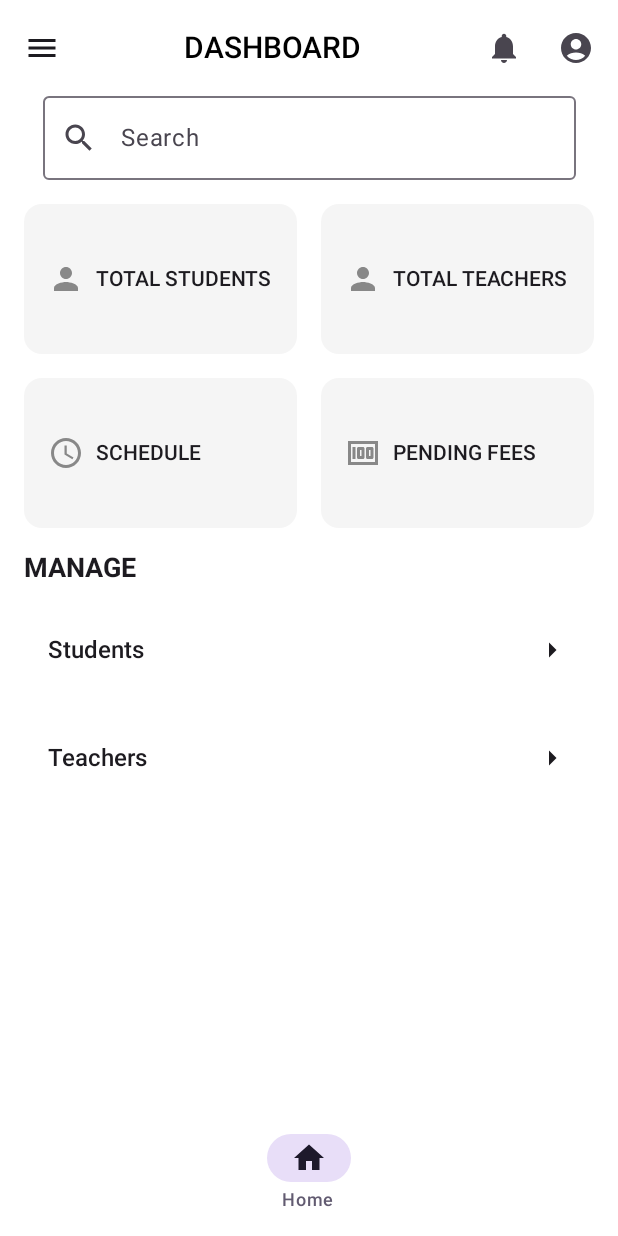
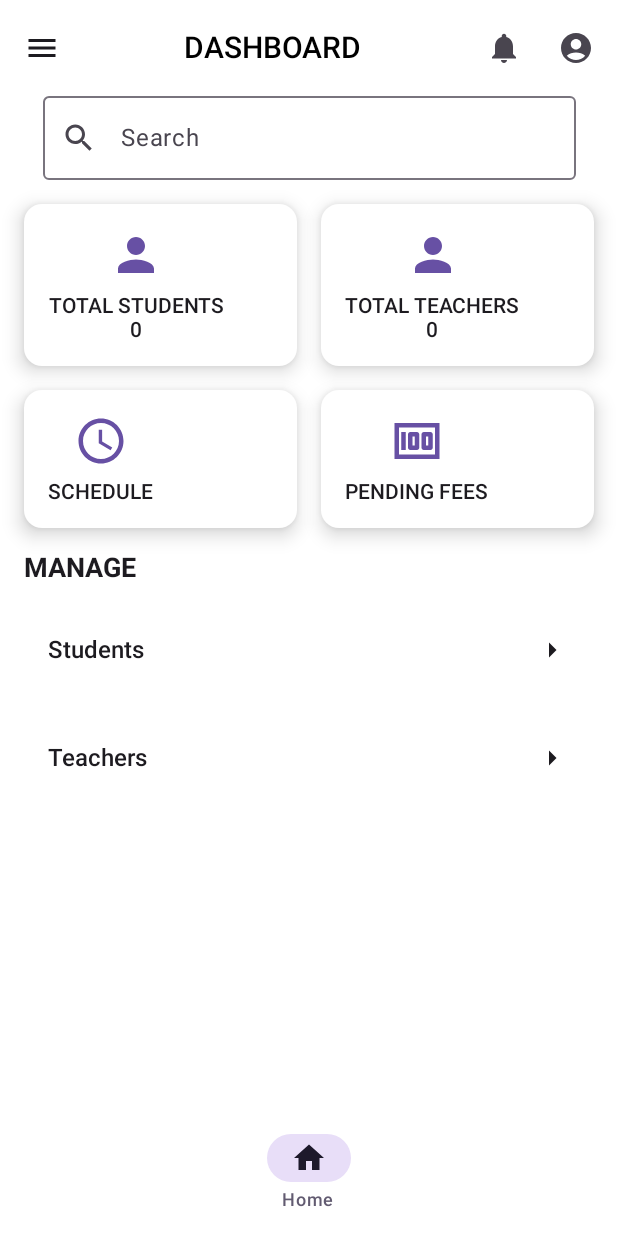
Before and after one commit to YeswanthKasi/schmng, an Android app built with Jetpack Compose: the @Preview function PreviewAdminDashboardScreen, on a phone screen of 412 x 824 dp. Run offline under Robolectric (Android 15) with nearby library versions, the phone set to English and light mode, and no system bars; our stand-ins replace Firebase (no records; nobody signed in at launch, a user with empty details on screens opened directly).

Commit message:
feat: Enhance admin dashboard with animated cards, student/teacher counts, and dependency updates
-   Updated Material3 Compose dependency to version `1.3.2` and added `accompanist-placeholder-material` dependency for UI placeholders.
-   Updated the app's version code to `20` and the version name to `1.17`.
-   Added the functionality to display the total student and teacher counts on the `AdminDashboardScreen`.
-    -   Implemented `fetchStudentCount` and `fetchTeacherCount` in `FirestoreDatabase` to retrieve counts from Firestore.
-    -   Updated the `AdminDashboardScreen` to fetch and display these counts.
-   Implemented animated summary cards in `AdminDashboardScreen` for Students, Teachers, Schedule, and Pending Fees.
+    - Created `AnimatedSummaryCard` and `AnimatedSummaryRow` for dynamic card displays.
+   Enhanced `AdminDashboardScreen`:
+    -   Refactored summary cards to use animated components.
+    -   Introduced `AnimatedSummaryRow` for side-by-side card layout.
+    - Added `studentCount` and `teacherCount` to the dashboard to display live data.
+    -   Improved the fetch of data by using a single `LaunchedEffect` and lambdas.
-   Refactor the card of the admin dashboard screen.
+   - Refactor the add operation of items in the dashboard.
+   - Updated the `fetchSchedules` and `fetchPendingFees` to use lambdas.

```diff
--- a/app/src/main/java/com/ecorvi/schmng/ui/data/FirestoreDatabase.kt
+++ b/app/src/main/java/com/ecorvi/schmng/ui/data/FirestoreDatabase.kt
@@ -45,6 +45,30 @@ object FirestoreDatabase {
                 onFailure(e)
             }
     }
+
+    fun fetchStudentCount(onComplete: (Int) -> Unit) {
+        FirebaseFirestore.getInstance().collection("students")
+            .get()
+            .addOnSuccessListener { result ->
+                onComplete(result.size()) // returns the number of documents
+            }
+            .addOnFailureListener {
+                onComplete(0) // fallback if error
+            }
+    }
+
+    fun fetchTeacherCount(onComplete: (Int) -> Unit) {
+        FirebaseFirestore.getInstance().collection("teachers")
+            .get()
+            .addOnSuccessListener { result ->
+                onComplete(result.size())
+            }
+            .addOnFailureListener {
+                onComplete(0)
+            }
+    }
+
+
 
     // Add a schedule to Firestore
     fun addSchedule(schedule: String, onSuccess: () -> Unit, onFailure: (Exception) -> Unit) {
--- a/app/src/main/java/com/ecorvi/schmng/ui/screens/AdminDashboardScreen.kt
+++ b/app/src/main/java/com/ecorvi/schmng/ui/screens/AdminDashboardScreen.kt
@@ -1,6 +1,9 @@
 package com.ecorvi.schmng.ui.screens
 
+import androidx.compose.animation.*
+import androidx.compose.animation.core.*
 import androidx.compose.foundation.background
+import androidx.compose.foundation.clickable
 import androidx.compose.foundation.layout.*
 import androidx.compose.foundation.lazy.LazyColumn
 import androidx.compose.foundation.lazy.items
@@ -10,11 +13,14 @@ import androidx.compose.material3.*
 import androidx.compose.runtime.*
 import androidx.compose.ui.Alignment
 import androidx.compose.ui.Modifier
+import androidx.compose.ui.draw.scale
 import androidx.compose.ui.graphics.Color
+import androidx.compose.ui.graphics.graphicsLayer
+import androidx.compose.ui.graphics.vector.ImageVector
 import androidx.compose.ui.platform.LocalContext
 import androidx.compose.ui.text.font.FontWeight
+import androidx.compose.ui.text.style.TextAlign
 import androidx.compose.ui.tooling.preview.Preview
-import androidx.compose.ui.tooling.preview.Devices
 import androidx.compose.ui.unit.dp
 import androidx.compose.ui.unit.sp
 import androidx.navigation.NavController
@@ -24,7 +30,7 @@ import com.ecorvi.schmng.ui.data.FirestoreDatabase
 import com.google.firebase.auth.FirebaseAuth
 import kotlinx.coroutines.launch
 
-@OptIn(ExperimentalMaterial3Api::class)
+@OptIn(ExperimentalMaterial3Api::class, ExperimentalAnimationApi::class)
 @Composable
 fun AdminDashboardScreen(navController: NavController) {
     val auth = FirebaseAuth.getInstance()
@@ -32,6 +38,7 @@ fun AdminDashboardScreen(navController: NavController) {
     val expandedStates = remember { mutableStateMapOf<String, Boolean>().apply {
         manageItems.forEach { this[it] = false }
     } }
+
     var selectedTab by remember { mutableIntStateOf(0) }
     var showDialog by remember { mutableStateOf(false) }
     var selectedCategory by remember { mutableStateOf("") }
@@ -45,6 +52,9 @@ fun AdminDashboardScreen(navController: NavController) {
     val snackbarHostState = remember { SnackbarHostState() }
     val coroutineScope = rememberCoroutineScope()
 
+    var studentCount by remember { mutableStateOf(0) }
+    var teacherCount by remember { mutableStateOf(0) }
+
     fun showMessage(message: String) {
         coroutineScope.launch {
             snackbarHostState.showSnackbar(message, duration = SnackbarDuration.Short)
@@ -52,61 +62,31 @@ fun AdminDashboardScreen(navController: NavController) {
     }
 
     LaunchedEffect(Unit) {
+        isLoading = true
         FirestoreDatabase.fetchSchedules(
-            onComplete = { fetchedSchedules ->
-                schedules = fetchedSchedules
-                isLoading = false
-            },
-            onFailure = { e ->
-                errorMessage = "Failed to load schedules: ${e.message}"
-                isLoading = false
-            }
+            onComplete = { fetchedSchedules -> schedules = fetchedSchedules; isLoading = false },
+            onFailure = { e -> errorMessage = "Failed to load schedules: ${e.message}"; isLoading = false }
         )
         FirestoreDatabase.fetchPendingFees(
-            onComplete = { fetchedFees ->
-                pendingFees = fetchedFees
-                isLoading = false
-            },
-            onFailure = { e ->
-                errorMessage = "Failed to load pending fees: ${e.message}"
-                isLoading = false
-            }
+            onComplete = { fetchedFees -> pendingFees = fetchedFees; isLoading = false },
+            onFailure = { e -> errorMessage = "Failed to load pending fees: ${e.message}"; isLoading = false }
         )
+        FirestoreDatabase.fetchStudentCount { studentCount = it }
+        FirestoreDatabase.fetchTeacherCount { teacherCount = it }
     }
 
     fun addItem(category: String, item: String) {
         if (item.isBlank()) return
         when (category) {
-            "SCHEDULE" -> {
-                FirestoreDatabase.addSchedule(
-                    schedule = item,
-                    onSuccess = {
-                        showMessage("Schedule added successfully")
-                        FirestoreDatabase.fetchSchedules(
-                            onComplete = { schedules = it },
-                            onFailure = { showMessage("Failed to refresh schedules") }
-                        )
-                    },
-                    onFailure = { e ->
-                        showMessage("Error adding schedule: ${e.message}")
-                    }
-                )
-            }
-            "PENDING FEES" -> {
-                FirestoreDatabase.addPendingFee(
-                    fee = item,
-                    onSuccess = {
-                        showMessage("Pending fee added successfully")
-                        FirestoreDatabase.fetchPendingFees(
-                            onComplete = { pendingFees = it },
-                            onFailure = { showMessage("Failed to refresh fees") }
-                        )
-                    },
-                    onFailure = { e ->
-                        showMessage("Error adding fee: ${e.message}")
-                    }
-                )
-            }
+            "SCHEDULE" -> FirestoreDatabase.addSchedule(item, {
+                showMessage("Schedule added successfully")
+                FirestoreDatabase.fetchSchedules({ schedules = it }, { showMessage("Failed to refresh schedules") })
+            }, { e -> showMessage("Error adding schedule: ${e.message}") })
+
+            "PENDING FEES" -> FirestoreDatabase.addPendingFee(item, {
+                showMessage("Pending fee added successfully")
+                FirestoreDatabase.fetchPendingFees({ pendingFees = it }, { showMessage("Failed to refresh fees") })
+            }, { e -> showMessage("Error adding fee: ${e.message}") })
         }
     }
 
@@ -154,7 +134,7 @@ fun AdminDashboardScreen(navController: NavController) {
                     }
                 },
                 actions = {
-                    IconButton(onClick = { /* Notifications */ }) {
+                    IconButton(onClick = { }) {
                         Icon(Icons.Default.Notifications, contentDescription = "Notifications")
                     }
                     IconButton(onClick = {
@@ -209,46 +189,24 @@ fun AdminDashboardScreen(navController: NavController) {
                         }
                     }
                     item {
-                        Row(
-                            modifier = Modifier
-                                .fillMaxWidth()
-                                .padding(horizontal = 16.dp),
-                            horizontalArrangement = Arrangement.spacedBy(16.dp)
-                        ) {
-                            SummaryCard(
-                                title = "TOTAL STUDENTS",
-                                icon = Icons.Default.Person,
-                                modifier = Modifier.weight(1f),
-                                onClick = { navController.navigate("students") }
-                            )
-                            SummaryCard(
-                                title = "TOTAL TEACHERS",
-                                icon = Icons.Default.Person,
-                                modifier = Modifier.weight(1f),
-                                onClick = { navController.navigate("teachers") }
-                            )
-                        }
+                        AnimatedSummaryRow(
+                            leftTitle = "TOTAL STUDENTS\n$studentCount",
+                            rightTitle = "TOTAL TEACHERS\n$teacherCount",
+                            leftIcon = Icons.Default.Person,
+                            rightIcon = Icons.Default.Person,
+                            leftClick = { navController.navigate("students") },
+                            rightClick = { navController.navigate("teachers") }
+                        )
                     }
                     item {
-                        Row(
-                            modifier = Modifier
-                                .fillMaxWidth()
-                                .padding(horizontal = 16.dp),
-                            horizontalArrangement = Arrangement.spacedBy(16.dp)
-                        ) {
-                            SummaryCard(
-                                title = "SCHEDULE",
-                                icon = Icons.Default.Schedule,
-                                modifier = Modifier.weight(1f),
-                                onClick = { selectedCategory = "SCHEDULE"; showDialog = true }
-                            )
-                            SummaryCard(
-                                title = "PENDING FEES",
-                                icon = Icons.Default.Money,
-                                modifier = Modifier.weight(1f),
-                                onClick = { selectedCategory = "PENDING FEES"; showDialog = true }
-                            )
-                        }
+                        AnimatedSummaryRow(
+                            leftTitle = "SCHEDULE",
+                            rightTitle = "PENDING FEES",
+                            leftIcon = Icons.Default.Schedule,
+                            rightIcon = Icons.Default.Money,
+                            leftClick = { selectedCategory = "SCHEDULE"; showDialog = true },
+                            rightClick = { selectedCategory = "PENDING FEES"; showDialog = true }
+                        )
                     }
                     item {
                         Text(
@@ -259,10 +217,11 @@ fun AdminDashboardScreen(navController: NavController) {
                         )
                     }
                     items(manageItems) { item ->
+                        val isExpanded = expandedStates[item] == true
                         ExpandableItem(
                             title = item,
-                            isExpanded = expandedStates[item] == true,
-                            onExpandClick = { expandedStates[item] = !(expandedStates[item] == true) },
+                            isExpanded = isExpanded,
+                            onExpandClick = { expandedStates[item] = !isExpanded },
                             onItemClick = {
                                 when (item) {
                                     "Students" -> navController.navigate("students")
@@ -278,6 +237,65 @@ fun AdminDashboardScreen(navController: NavController) {
     )
 }
 
+@Composable
+fun AnimatedSummaryRow(
+    leftTitle: String,
+    rightTitle: String,
+    leftIcon: ImageVector,
+    rightIcon: ImageVector,
+    leftClick: () -> Unit,
+    rightClick: () -> Unit
+) {
+    Row(
+        modifier = Modifier
+            .fillMaxWidth()
+            .padding(horizontal = 16.dp),
+        horizontalArrangement = Arrangement.spacedBy(16.dp)
+    ) {
+        AnimatedSummaryCard(title = leftTitle, icon = leftIcon, onClick = leftClick, modifier = Modifier.weight(1f))
+        AnimatedSummaryCard(title = rightTitle, icon = rightIcon, onClick = rightClick, modifier = Modifier.weight(1f))
+    }
+}
+
+@Composable
+fun AnimatedSummaryCard(
+    title: String,
+    icon: ImageVector,
+    onClick: () -> Unit,
+    modifier: Modifier = Modifier
+) {
+    var isPressed by remember { mutableStateOf(false) }
+    val scale by animateFloatAsState(
+        targetValue = if (isPressed) 0.95f else 1f,
+        animationSpec = tween(durationMillis = 100)
+    )
+
+    Card(
+        modifier = modifier
+            .graphicsLayer(scaleX = scale, scaleY = scale)
+            .clickable(
+                onClick = {
+                    isPressed = true
+                    onClick()
+                    isPressed = false
+                }
+            ),
+        elevation = CardDefaults.cardElevation(defaultElevation = 8.dp),
+        colors = CardDefaults.cardColors(containerColor = Color.White)
+    ) {
+        Column(
+            modifier = Modifier.padding(16.dp),
+            horizontalAlignment = Alignment.CenterHorizontally
+        ) {
+            Icon(icon, contentDescription = null, tint = MaterialTheme.colorScheme.primary, modifier = Modifier.size(36.dp))
+            Spacer(modifier = Modifier.height(8.dp))
+            Text(title, fontWeight = FontWeight.SemiBold, fontSize = 14.sp, textAlign = TextAlign.Center)
+        }
+    }
+}
+
+
+
 @Preview(showBackground = true)
 @Composable
 fun PreviewAdminDashboardScreen() {
```
Also changed, not shown: app/build.gradle.kts (+5 -3 lines).
